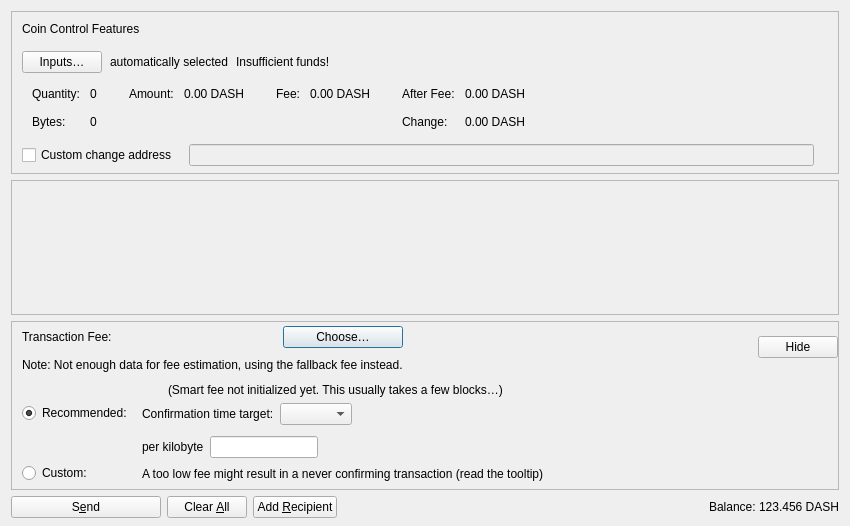
SmartiesCoin/Smartiecoin, file src/qt/forms/sendcoinsdialog.ui: the form before one commit.
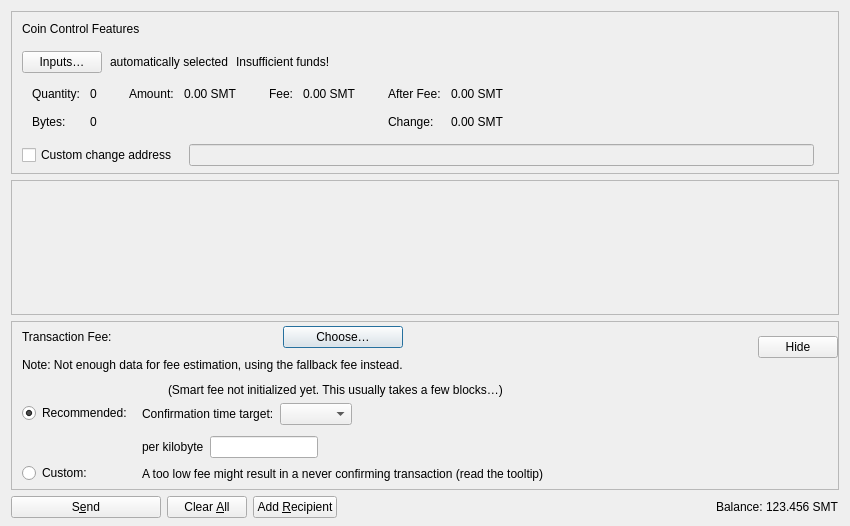
The form after the commit. Custom widgets are drawn as their Qt base class.

```diff
--- a/src/qt/forms/sendcoinsdialog.ui
+++ b/src/qt/forms/sendcoinsdialog.ui
@@ -291,7 +291,7 @@
                   <enum>Qt::ActionsContextMenu</enum>
                  </property>
                  <property name="text">
-                  <string notr="true">0.00 DASH</string>
+                  <string notr="true">0.00 SMT</string>
                  </property>
                  <property name="textInteractionFlags">
                   <set>Qt::LinksAccessibleByMouse|Qt::TextSelectableByKeyboard|Qt::TextSelectableByMouse</set>
@@ -336,7 +336,7 @@
                   <enum>Qt::ActionsContextMenu</enum>
                  </property>
                  <property name="text">
-                  <string notr="true">0.00 DASH</string>
+                  <string notr="true">0.00 SMT</string>
                  </property>
                  <property name="textInteractionFlags">
                   <set>Qt::LinksAccessibleByMouse|Qt::TextSelectableByKeyboard|Qt::TextSelectableByMouse</set>
@@ -384,7 +384,7 @@
                   <enum>Qt::ActionsContextMenu</enum>
                  </property>
                  <property name="text">
-                  <string notr="true">0.00 DASH</string>
+                  <string notr="true">0.00 SMT</string>
                  </property>
                  <property name="textInteractionFlags">
                   <set>Qt::LinksAccessibleByMouse|Qt::TextSelectableByKeyboard|Qt::TextSelectableByMouse</set>
@@ -407,7 +407,7 @@
                   <enum>Qt::ActionsContextMenu</enum>
                  </property>
                  <property name="text">
-                  <string notr="true">0.00 DASH</string>
+                  <string notr="true">0.00 SMT</string>
                  </property>
                  <property name="textInteractionFlags">
                   <set>Qt::LinksAccessibleByMouse|Qt::TextSelectableByKeyboard|Qt::TextSelectableByMouse</set>
@@ -1117,7 +1117,7 @@
           <cursorShape>IBeamCursor</cursorShape>
          </property>
          <property name="text">
-          <string notr="true">123.456 DASH</string>
+          <string notr="true">123.456 SMT</string>
          </property>
          <property name="textInteractionFlags">
           <set>Qt::LinksAccessibleByMouse|Qt::TextSelectableByKeyboard|Qt::TextSelectableByMouse</set>
```
Left out of the diff: 4 changed lines with no effect on the pictures.
